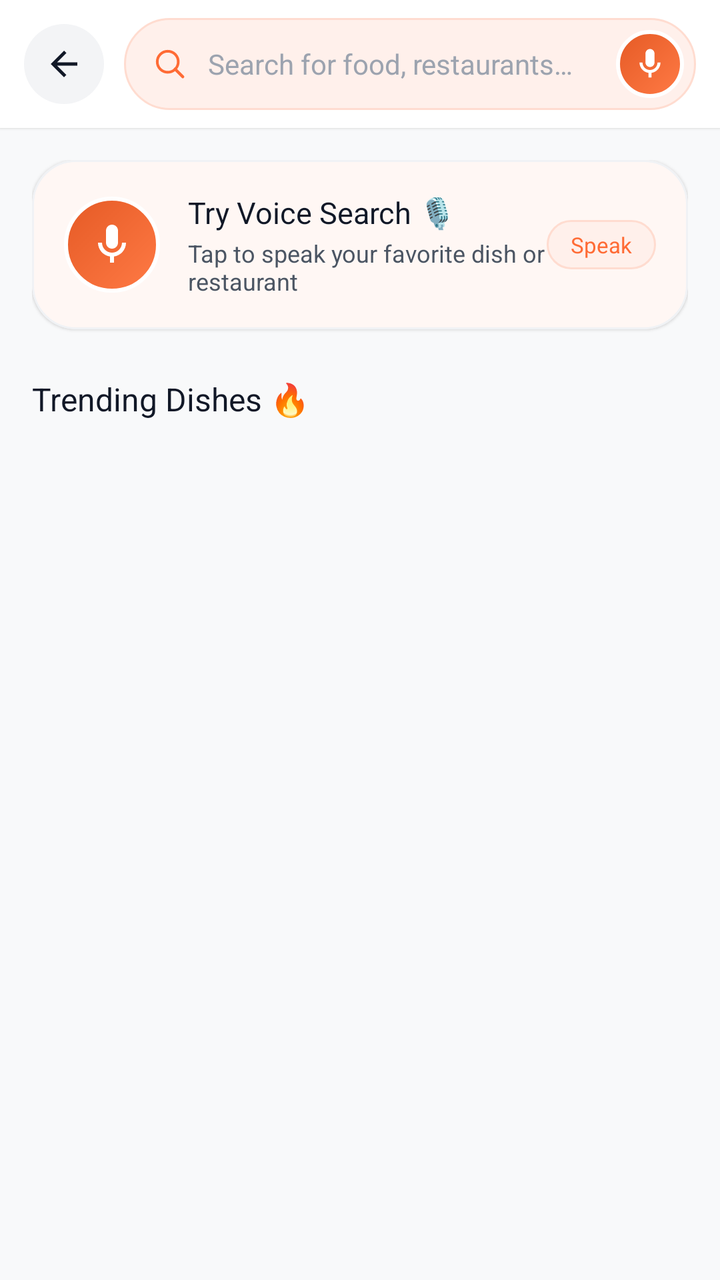
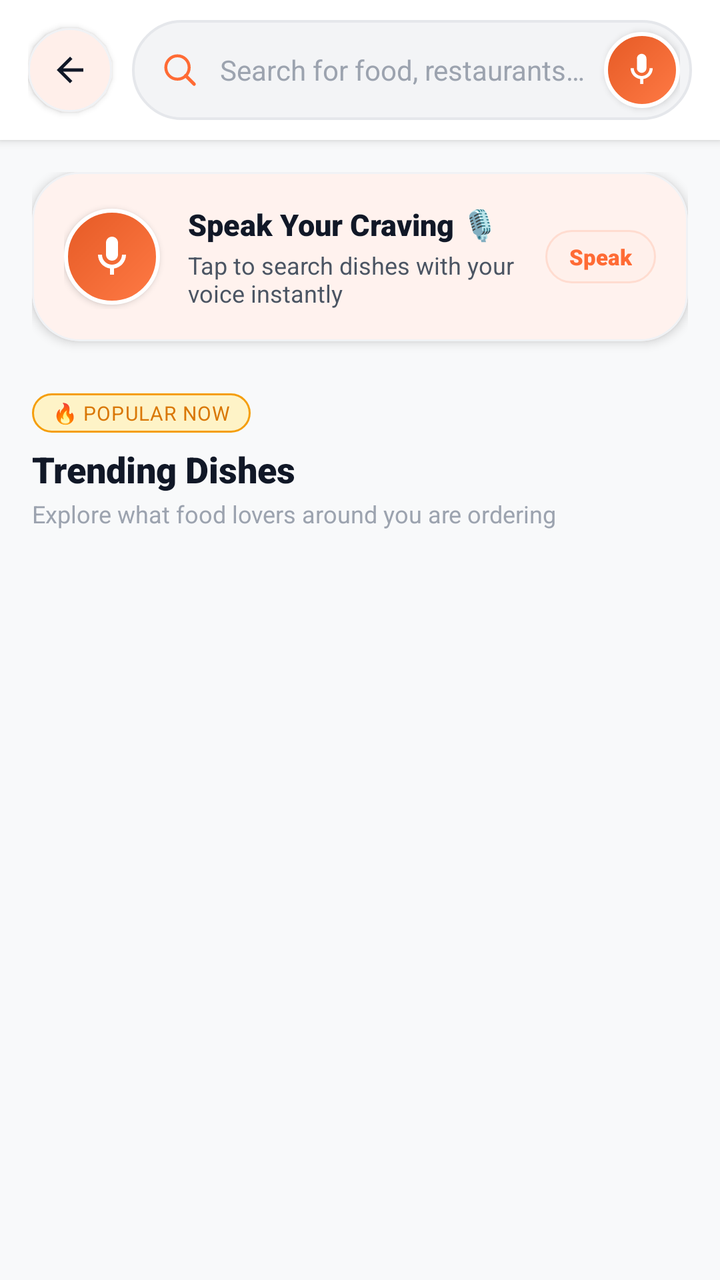

Before-and-after screenshots of an Android layout around one commit, followed by the original layout XML and the change that was made.
<!-- AndroidManifest.xml: application theme Theme.AKRHunger -->
<!-- res/layout/activity_search.xml -->
<?xml version="1.0" encoding="utf-8"?>
<LinearLayout xmlns:android="http://schemas.android.com/apk/res/android"
    xmlns:app="http://schemas.android.com/apk/res-auto"
    android:layout_width="match_parent"
    android:layout_height="match_parent"
    android:background="@color/background"
    android:orientation="vertical">

    
    <LinearLayout
        android:layout_width="match_parent"
        android:layout_height="64dp"
        android:background="@color/surface"
        android:elevation="1dp"
        android:gravity="center_vertical"
        android:orientation="horizontal"
        android:paddingHorizontal="12dp">

        <FrameLayout
            android:id="@+id/btn_back"
            android:layout_width="40dp"
            android:layout_height="40dp"
            android:background="@drawable/bg_icon_circle_gray"
            android:clickable="true"
            android:focusable="true"
            android:foreground="?attr/selectableItemBackgroundBorderless">

            <ImageView
                android:layout_width="20dp"
                android:layout_height="20dp"
                android:layout_gravity="center"
                android:src="@drawable/ic_back"
                app:tint="@color/text_primary" />
        </FrameLayout>

        
        <LinearLayout
            android:layout_width="0dp"
            android:layout_height="46dp"
            android:layout_marginStart="10dp"
            android:layout_weight="1"
            android:background="@drawable/bg_pill_soft"
            android:gravity="center_vertical"
            android:orientation="horizontal"
            android:paddingStart="14dp"
            android:paddingEnd="6dp">

            <ImageView
                android:layout_width="18dp"
                android:layout_height="18dp"
                android:src="@drawable/ic_search"
                app:tint="@color/primary" />

            <EditText
                android:id="@+id/et_search"
                android:layout_width="0dp"
                android:layout_height="match_parent"
                android:layout_marginStart="10dp"
                android:layout_weight="1"
                android:background="@null"
                android:fontFamily="sans-serif"
                android:hint="@string/search_hint"
                android:imeOptions="actionSearch"
                android:inputType="text"
                android:maxLines="1"
                android:textColor="@color/text_primary"
                android:textColorHint="@color/text_hint"
                android:textSize="14sp" />

            
            <ImageView
                android:id="@+id/btn_clear"
                android:layout_width="24dp"
                android:layout_height="24dp"
                android:layout_marginEnd="6dp"
                android:background="?attr/selectableItemBackgroundBorderless"
                android:clickable="true"
                android:focusable="true"
                android:padding="3dp"
                android:src="@drawable/ic_close"
                android:visibility="gone"
                app:tint="@color/text_hint" />

            
            <FrameLayout
                android:id="@+id/btn_voice_search"
                android:layout_width="34dp"
                android:layout_height="34dp"
                android:background="@drawable/bg_voice_mic_button"
                android:clickable="true"
                android:focusable="true"
                android:foreground="?attr/selectableItemBackgroundBorderless">

                <ImageView
                    android:layout_width="18dp"
                    android:layout_height="18dp"
                    android:layout_gravity="center"
                    android:src="@drawable/ic_mic"
                    app:tint="@color/on_primary" />
            </FrameLayout>
        </LinearLayout>
    </LinearLayout>

    <FrameLayout
        android:layout_width="match_parent"
        android:layout_height="match_parent">

        
        <androidx.core.widget.NestedScrollView
            android:id="@+id/layout_suggestions_container"
            android:layout_width="match_parent"
            android:layout_height="match_parent"
            android:clipToPadding="false"
            android:paddingBottom="24dp">

            <LinearLayout
                android:layout_width="match_parent"
                android:layout_height="wrap_content"
                android:orientation="vertical"
                android:padding="16dp">

                
                <com.google.android.material.card.MaterialCardView
                    android:id="@+id/card_voice_banner"
                    android:layout_width="match_parent"
                    android:layout_height="wrap_content"
                    android:clickable="true"
                    android:focusable="true"
                    android:foreground="?attr/selectableItemBackground"
                    app:cardBackgroundColor="@color/surface"
                    app:cardCornerRadius="22dp"
                    app:cardElevation="1dp"
                    app:strokeColor="@color/card_border"
                    app:strokeWidth="1dp">

                    <LinearLayout
                        android:layout_width="match_parent"
                        android:layout_height="wrap_content"
                        android:gravity="center_vertical"
                        android:orientation="horizontal"
                        android:padding="16dp">

                        <FrameLayout
                            android:layout_width="48dp"
                            android:layout_height="48dp"
                            android:background="@drawable/bg_voice_mic_button">

                            <ImageView
                                android:layout_width="24dp"
                                android:layout_height="24dp"
                                android:layout_gravity="center"
                                android:src="@drawable/ic_mic"
                                app:tint="@color/on_primary" />
                        </FrameLayout>

                        <LinearLayout
                            android:layout_width="0dp"
                            android:layout_height="wrap_content"
                            android:layout_marginStart="14dp"
                            android:layout_weight="1"
                            android:orientation="vertical">

                            <TextView
                                android:layout_width="wrap_content"
                                android:layout_height="wrap_content"
                                android:fontFamily="sans-serif-bold"
                                android:text="Try Voice Search 🎙️"
                                android:textColor="@color/text_primary"
                                android:textSize="15sp" />

                            <TextView
                                android:layout_width="wrap_content"
                                android:layout_height="wrap_content"
                                android:layout_marginTop="2dp"
                                android:fontFamily="sans-serif"
                                android:text="Tap to speak your favorite dish or restaurant"
                                android:textColor="@color/text_secondary"
                                android:textSize="12sp" />
                        </LinearLayout>

                        <TextView
                            android:layout_width="wrap_content"
                            android:layout_height="wrap_content"
                            android:background="@drawable/bg_pill_voice_status"
                            android:fontFamily="sans-serif-bold"
                            android:paddingHorizontal="12dp"
                            android:paddingVertical="5dp"
                            android:text="Speak"
                            android:textColor="@color/primary"
                            android:textSize="11sp" />
                    </LinearLayout>
                </com.google.android.material.card.MaterialCardView>

                
                <TextView
                    android:layout_width="wrap_content"
                    android:layout_height="wrap_content"
                    android:layout_marginTop="24dp"
                    android:fontFamily="sans-serif-bold"
                    android:text="Trending Dishes 🔥"
                    android:textColor="@color/text_primary"
                    android:textSize="16sp" />

                <com.google.android.material.chip.ChipGroup
                    android:id="@+id/chip_group_search_trending"
                    android:layout_width="match_parent"
                    android:layout_height="wrap_content"
                    android:layout_marginTop="12dp"
                    app:chipSpacingHorizontal="8dp"
                    app:chipSpacingVertical="8dp" />
            </LinearLayout>
        </androidx.core.widget.NestedScrollView>

        
        <androidx.recyclerview.widget.RecyclerView
            android:id="@+id/rv_results"
            android:layout_width="match_parent"
            android:layout_height="match_parent"
            android:clipToPadding="false"
            android:overScrollMode="never"
            android:padding="8dp"
            android:visibility="gone" />

        
        <LinearLayout
            android:id="@+id/layout_empty_results"
            android:layout_width="match_parent"
            android:layout_height="match_parent"
            android:gravity="center"
            android:orientation="vertical"
            android:padding="32dp"
            android:visibility="gone">

            <FrameLayout
                android:layout_width="88dp"
                android:layout_height="88dp"
                android:background="@drawable/bg_icon_circle_soft">

                <ImageView
                    android:layout_width="40dp"
                    android:layout_height="40dp"
                    android:layout_gravity="center"
                    android:src="@drawable/ic_search"
                    app:tint="@color/primary" />
            </FrameLayout>

            <TextView
                android:id="@+id/tv_empty_title"
                android:layout_width="wrap_content"
                android:layout_height="wrap_content"
                android:layout_marginTop="18dp"
                android:fontFamily="sans-serif-bold"
                android:text="No items found"
                android:textColor="@color/text_primary"
                android:textSize="18sp" />

            <TextView
                android:layout_width="wrap_content"
                android:layout_height="wrap_content"
                android:layout_marginTop="6dp"
                android:gravity="center"
                android:lineSpacingExtra="2dp"
                android:text="We couldn't find any dishes matching your query. Try another search or speak your craving."
                android:textColor="@color/text_hint"
                android:textSize="13sp" />
        </LinearLayout>
    </FrameLayout>
</LinearLayout>
<!-- resources referenced by this layout -->
<resources>
  <!-- drawable bg_icon_circle_gray (drawable) -->
  <?xml version="1.0" encoding="utf-8"?>
  <shape xmlns:android="http://schemas.android.com/apk/res/android"
      android:shape="oval">
      <solid android:color="@color/surface_variant" />
  </shape>
  <!-- drawable bg_pill_soft (drawable) -->
  <?xml version="1.0" encoding="utf-8"?>
  <ripple xmlns:android="http://schemas.android.com/apk/res/android"
      android:color="@color/primary_15">
      <item>
          <shape android:shape="rectangle">
              <corners android:radius="999dp" />
              <solid android:color="@color/primary_tint" />
              <stroke android:width="1dp" android:color="@color/primary_tint_border" />
          </shape>
      </item>
  </ripple>
  <!-- drawable ic_close (drawable) -->
  <vector xmlns:android="http://schemas.android.com/apk/res/android"
      android:width="24dp"
      android:height="24dp"
      android:viewportWidth="24"
      android:viewportHeight="24">
      <path
          android:fillColor="#FFFFFFFF"
          android:pathData="M19,6.41L17.59,5 12,10.59 6.41,5 5,6.41 10.59,12 5,17.59 6.41,19 12,13.41 17.59,19 19,17.59 13.41,12z" />
  </vector>
  <style name="ThemeOverlay.AKR.MaterialAlertDialog" parent="ThemeOverlay.Material3.MaterialAlertDialog">
          <item name="shapeAppearance">@style/ShapeAppearance.AKR.Dialog</item>
          <item name="shapeAppearanceOverlay">@style/ShapeAppearance.AKR.Dialog</item>
          <item name="colorSurface">@color/surface</item>
          <item name="android:backgroundDimAmount">0.5</item>
      </style>
  <!-- unchanged entries left out for length: 28 -->
</resources>

<!-- the commit's change to res/layout/activity_search.xml (unified diff, before → after) -->
@@ -9,21 +9,27 @@
     
     <LinearLayout
         android:layout_width="match_parent"
-        android:layout_height="64dp"
+        android:layout_height="wrap_content"
         android:background="@color/surface"
-        android:elevation="1dp"
+        android:elevation="3dp"
         android:gravity="center_vertical"
         android:orientation="horizontal"
-        android:paddingHorizontal="12dp">
-
-        <FrameLayout
+        android:paddingHorizontal="14dp"
+        android:paddingTop="10dp"
+        android:paddingBottom="10dp">
+
+        
+        <com.google.android.material.card.MaterialCardView
             android:id="@+id/btn_back"
-            android:layout_width="40dp"
-            android:layout_height="40dp"
-            android:background="@drawable/bg_icon_circle_gray"
+            android:layout_width="42dp"
+            android:layout_height="42dp"
             android:clickable="true"
             android:focusable="true"
-            android:foreground="?attr/selectableItemBackgroundBorderless">
+            app:cardBackgroundColor="@color/surface"
+            app:cardCornerRadius="21dp"
+            app:cardElevation="2dp"
+            app:strokeColor="@color/card_border"
+            app:strokeWidth="1dp">
 
             <ImageView
                 android:layout_width="20dp"
@@ -31,23 +37,23 @@
                 android:layout_gravity="center"
                 android:src="@drawable/ic_back"
                 app:tint="@color/text_primary" />
-        </FrameLayout>
+        </com.google.android.material.card.MaterialCardView>
 
         
         <LinearLayout
             android:layout_width="0dp"
-            android:layout_height="46dp"
+            android:layout_height="50dp"
             android:layout_marginStart="10dp"
             android:layout_weight="1"
-            android:background="@drawable/bg_pill_soft"
+            android:background="@drawable/bg_search_input_modern"
             android:gravity="center_vertical"
             android:orientation="horizontal"
             android:paddingStart="14dp"
             android:paddingEnd="6dp">
 
             <ImageView
-                android:layout_width="18dp"
-                android:layout_height="18dp"
+                android:layout_width="20dp"
+                android:layout_height="20dp"
                 android:src="@drawable/ic_search"
                 app:tint="@color/primary" />
 
@@ -70,13 +76,13 @@
             
             <ImageView
                 android:id="@+id/btn_clear"
-                android:layout_width="24dp"
-                android:layout_height="24dp"
+                android:layout_width="26dp"
+                android:layout_height="26dp"
                 android:layout_marginEnd="6dp"
                 android:background="?attr/selectableItemBackgroundBorderless"
                 android:clickable="true"
                 android:focusable="true"
-                android:padding="3dp"
+                android:padding="4dp"
                 android:src="@drawable/ic_close"
                 android:visibility="gone"
                 app:tint="@color/text_hint" />
@@ -84,16 +90,17 @@
             
             <FrameLayout
                 android:id="@+id/btn_voice_search"
-                android:layout_width="34dp"
-                android:layout_height="34dp"
+                android:layout_width="38dp"
+                android:layout_height="38dp"
                 android:background="@drawable/bg_voice_mic_button"
                 android:clickable="true"
+                android:elevation="2dp"
                 android:focusable="true"
                 android:foreground="?attr/selectableItemBackgroundBorderless">
 
                 <ImageView
-                    android:layout_width="18dp"
-                    android:layout_height="18dp"
+                    android:layout_width="19dp"
+                    android:layout_height="19dp"
                     android:layout_gravity="center"
                     android:src="@drawable/ic_mic"
                     app:tint="@color/on_primary" />
@@ -101,6 +108,87 @@
         </LinearLayout>
     </LinearLayout>
 
+    
+    <HorizontalScrollView
+        android:id="@+id/scroll_filter_bar"
+        android:layout_width="match_parent"
+        android:layout_height="wrap_content"
+        android:background="@color/surface"
+        android:clipToPadding="false"
+        android:overScrollMode="never"
+        android:paddingHorizontal="16dp"
+        android:paddingTop="6dp"
+        android:paddingBottom="10dp"
+        android:scrollbars="none"
+        android:visibility="gone">
+
+        <LinearLayout
+            android:layout_width="wrap_content"
+            android:layout_height="wrap_content"
+            android:gravity="center_vertical"
+            android:orientation="horizontal">
+
+            <com.google.android.material.chip.Chip
+                android:id="@+id/chip_filter_veg"
+                style="@style/Widget.AKR.Chip"
+                android:layout_width="wrap_content"
+                android:layout_height="wrap_content"
+                android:layout_marginEnd="8dp"
+                android:fontFamily="sans-serif-bold"
+                android:text="🌱 Veg Only"
+                android:textSize="12sp"
+                app:chipStrokeColor="@color/card_border"
+                app:chipStrokeWidth="1dp" />
+
+            <com.google.android.material.chip.Chip
+                android:id="@+id/chip_filter_nonveg"
+                style="@style/Widget.AKR.Chip"
+                android:layout_width="wrap_content"
+                android:layout_height="wrap_content"
+                android:layout_marginEnd="8dp"
+                android:fontFamily="sans-serif-bold"
+                android:text="🍗 Non-Veg"
+                android:textSize="12sp"
+                app:chipStrokeColor="@color/card_border"
+                app:chipStrokeWidth="1dp" />
+
+            <com.google.android.material.chip.Chip
+                android:id="@+id/chip_filter_rating"
+                style="@style/Widget.AKR.Chip"
+                android:layout_width="wrap_content"
+                android:layout_height="wrap_content"
+                android:layout_marginEnd="8dp"
+                android:fontFamily="sans-serif-bold"
+                android:text="⭐ 4.0+ Rated"
+                android:textSize="12sp"
+                app:chipStrokeColor="@color/card_border"
+                app:chipStrokeWidth="1dp" />
+
+            <com.google.android.material.chip.Chip
+                android:id="@+id/chip_sort_price_asc"
+                style="@style/Widget.AKR.Chip"
+                android:layout_width="wrap_content"
+                android:layout_height="wrap_content"
+                android:layout_marginEnd="8dp"
+                android:fontFamily="sans-serif-bold"
+                android:text="₹ Price: Low to High"
+                android:textSize="12sp"
+                app:chipStrokeColor="@color/card_border"
+                app:chipStrokeWidth="1dp" />
+
+            <com.google.android.material.chip.Chip
+                android:id="@+id/chip_sort_price_desc"
+                style="@style/Widget.AKR.Chip"
+                android:layout_width="wrap_content"
+                android:layout_height="wrap_content"
+                android:fontFamily="sans-serif-bold"
+                android:text="₹ Price: High to Low"
+                android:textSize="12sp"
+                app:chipStrokeColor="@color/card_border"
+                app:chipStrokeWidth="1dp" />
+        </LinearLayout>
+    </HorizontalScrollView>
+
     <FrameLayout
         android:layout_width="match_parent"
         android:layout_height="match_parent">
@@ -111,13 +199,15 @@
             android:layout_width="match_parent"
             android:layout_height="match_parent"
             android:clipToPadding="false"
-            android:paddingBottom="24dp">
+            android:overScrollMode="never"
+            android:paddingBottom="28dp">
 
             <LinearLayout
                 android:layout_width="match_parent"
                 android:layout_height="wrap_content"
                 android:orientation="vertical"
-                android:padding="16dp">
+                android:paddingHorizontal="16dp"
+                android:paddingTop="16dp">
 
                 
                 <com.google.android.material.card.MaterialCardView
@@ -128,8 +218,8 @@
                     android:focusable="true"
                     android:foreground="?attr/selectableItemBackground"
                     app:cardBackgroundColor="@color/surface"
-                    app:cardCornerRadius="22dp"
-                    app:cardElevation="1dp"
+                    app:cardCornerRadius="24dp"
+                    app:cardElevation="3dp"
                     app:strokeColor="@color/card_border"
                     app:strokeWidth="1dp">
 
@@ -143,7 +233,8 @@
                         <FrameLayout
                             android:layout_width="48dp"
                             android:layout_height="48dp"
-                            android:background="@drawable/bg_voice_mic_button">
+                            android:background="@drawable/bg_voice_mic_button"
+                            android:elevation="2dp">
 
                             <ImageView
                                 android:layout_width="24dp"
@@ -163,8 +254,8 @@
                             <TextView
                                 android:layout_width="wrap_content"
                                 android:layout_height="wrap_content"
-                                android:fontFamily="sans-serif-bold"
-                                android:text="Try Voice Search 🎙️"
+                                android:fontFamily="sans-serif-black"
+                                android:text="Speak Your Craving 🎙️"
                                 android:textColor="@color/text_primary"
                                 android:textSize="15sp" />
 
@@ -173,7 +264,7 @@
                                 android:layout_height="wrap_content"
                                 android:layout_marginTop="2dp"
                                 android:fontFamily="sans-serif"
-                                android:text="Tap to speak your favorite dish or restaurant"
+                                android:text="Tap to search dishes with your voice instantly"
                                 android:textColor="@color/text_secondary"
                                 android:textSize="12sp" />
                         </LinearLayout>
@@ -182,9 +273,9 @@
                             android:layout_width="wrap_content"
                             android:layout_height="wrap_content"
                             android:background="@drawable/bg_pill_voice_status"
-                            android:fontFamily="sans-serif-bold"
+                            android:fontFamily="sans-serif-black"
                             android:paddingHorizontal="12dp"
-                            android:paddingVertical="5dp"
+                            android:paddingVertical="6dp"
                             android:text="Speak"
                             android:textColor="@color/primary"
                             android:textSize="11sp" />
@@ -192,22 +283,50 @@
                 </com.google.android.material.card.MaterialCardView>
 
                 
-                <TextView
-                    android:layout_width="wrap_content"
-                    android:layout_height="wrap_content"
-                    android:layout_marginTop="24dp"
-                    android:fontFamily="sans-serif-bold"
-                    android:text="Trending Dishes 🔥"
-                    android:textColor="@color/text_primary"
-                    android:textSize="16sp" />
-
-                <com.google.android.material.chip.ChipGroup
-                    android:id="@+id/chip_group_search_trending"
+                <LinearLayout
                     android:layout_width="match_parent"
                     android:layout_height="wrap_content"
-                    android:layout_marginTop="12dp"
-                    app:chipSpacingHorizontal="8dp"
-                    app:chipSpacingVertical="8dp" />
+                    android:layout_marginTop="26dp"
+                    android:orientation="vertical">
+
+                    <TextView
+                        android:layout_width="wrap_content"
+                        android:layout_height="wrap_content"
+                        android:background="@drawable/bg_pill_amber_soft"
+                        android:fontFamily="sans-serif-bold"
+                        android:letterSpacing="0.04"
+                        android:paddingHorizontal="10dp"
+                        android:paddingVertical="3dp"
+                        android:text="🔥 POPULAR NOW"
+                        android:textColor="#D97706"
+                        android:textSize="10sp" />
+
+                    <TextView
+                        android:layout_width="wrap_content"
+                        android:layout_height="wrap_content"
+                        android:layout_marginTop="6dp"
+                        android:fontFamily="sans-serif-black"
+                        android:text="Trending Dishes"
+                        android:textColor="@color/text_primary"
+                        android:textSize="18sp" />
+
+                    <TextView
+                        android:layout_width="wrap_content"
+                        android:layout_height="wrap_content"
+                        android:layout_marginTop="2dp"
+                        android:fontFamily="sans-serif"
+                        android:text="Explore what food lovers around you are ordering"
+                        android:textColor="@color/text_hint"
+                        android:textSize="12sp" />
+
+                    <com.google.android.material.chip.ChipGroup
+                        android:id="@+id/chip_group_search_trending"
+                        android:layout_width="match_parent"
+                        android:layout_height="wrap_content"
+                        android:layout_marginTop="14dp"
+                        app:chipSpacingHorizontal="8dp"
+                        app:chipSpacingVertical="8dp" />
+                </LinearLayout>
             </LinearLayout>
         </androidx.core.widget.NestedScrollView>
 
@@ -218,7 +337,9 @@
             android:layout_height="match_parent"
             android:clipToPadding="false"
             android:overScrollMode="never"
-            android:padding="8dp"
+            android:paddingHorizontal="10dp"
+            android:paddingTop="10dp"
+            android:paddingBottom="24dp"
             android:visibility="gone" />
 
         
@@ -228,17 +349,17 @@
             android:layout_height="match_parent"
             android:gravity="center"
             android:orientation="vertical"
-            android:padding="32dp"
+            android:paddingHorizontal="32dp"
             android:visibility="gone">
 
             <FrameLayout
-                android:layout_width="88dp"
-                android:layout_height="88dp"
+                android:layout_width="92dp"
+                android:layout_height="92dp"
                 android:background="@drawable/bg_icon_circle_soft">
 
                 <ImageView
-                    android:layout_width="40dp"
-                    android:layout_height="40dp"
+                    android:layout_width="42dp"
+                    android:layout_height="42dp"
                     android:layout_gravity="center"
                     android:src="@drawable/ic_search"
                     app:tint="@color/primary" />
@@ -249,8 +370,8 @@
                 android:layout_width="wrap_content"
                 android:layout_height="wrap_content"
                 android:layout_marginTop="18dp"
-                android:fontFamily="sans-serif-bold"
-                android:text="No items found"
+                android:fontFamily="sans-serif-black"
+                android:text="No Items Found"
                 android:textColor="@color/text_primary"
                 android:textSize="18sp" />
 
@@ -259,7 +380,7 @@
                 android:layout_height="wrap_content"
                 android:layout_marginTop="6dp"
                 android:gravity="center"
-                android:lineSpacingExtra="2dp"
+                android:lineSpacingExtra="3dp"
                 android:text="We couldn't find any dishes matching your query. Try another search or speak your craving."
                 android:textColor="@color/text_hint"
                 android:textSize="13sp" />
<!-- resource entries referenced after the edit -->
@@ -1,39 +1,88 @@
 <!-- resources referenced by this layout -->
 <resources>
-  <!-- drawable bg_icon_circle_gray (drawable) -->
+  <!-- drawable bg_pill_amber_soft (drawable) -->
   <?xml version="1.0" encoding="utf-8"?>
   <shape xmlns:android="http://schemas.android.com/apk/res/android"
-      android:shape="oval">
-      <solid android:color="@color/surface_variant" />
+      android:shape="rectangle">
+      <corners android:radius="999dp" />
+      <solid android:color="@color/warning_light" />
+      <stroke android:width="1dp" android:color="@color/warning" />
   </shape>
-  <!-- drawable bg_pill_soft (drawable) -->
+  <!-- drawable bg_search_input_modern (drawable) -->
   <?xml version="1.0" encoding="utf-8"?>
   <ripple xmlns:android="http://schemas.android.com/apk/res/android"
       android:color="@color/primary_15">
       <item>
           <shape android:shape="rectangle">
-              <corners android:radius="999dp" />
-              <solid android:color="@color/primary_tint" />
-              <stroke android:width="1dp" android:color="@color/primary_tint_border" />
+              <corners android:radius="26dp" />
+              <solid android:color="@color/surface_variant" />
+              <stroke
+                  android:width="1.2dp"
+                  android:color="@color/divider_hairline" />
           </shape>
       </item>
   </ripple>
   <!-- drawable ic_close (drawable) -->
   <vector xmlns:android="http://schemas.android.com/apk/res/android"
-      android:width="24dp"
-      android:height="24dp"
-      android:viewportWidth="24"
-      android:viewportHeight="24">
-      <path
-          android:fillColor="#FFFFFFFF"
-          android:pathData="M19,6.41L17.59,5 12,10.59 6.41,5 5,6.41 10.59,12 5,17.59 6.41,19 12,13.41 17.59,19 19,17.59 13.41,12z" />
+      android:width="24dp" android:height="24dp"
+      android:viewportWidth="24" android:viewportHeight="24">
+      <path android:fillColor="@android:color/transparent"
+          android:pathData="M18,6L6,18M6,6l12,12"
+          android:strokeColor="#666" android:strokeWidth="2"
+          android:strokeLineCap="round" android:strokeLineJoin="round" />
   </vector>
+  <style name="Widget.AKR.Chip" parent="Widget.Material3.Chip.Filter">
+          <item name="chipCornerRadius">20dp</item>
+          <item name="chipBackgroundColor">@color/surface_variant</item>
+          <item name="checkedIconEnabled">false</item>
+      </style>
+  <color name="warning_light">#FEF3C7</color>
+  <color name="warning">#F59E0B</color>
+  <color name="divider_hairline">#E5E7EB</color>
   <style name="ThemeOverlay.AKR.MaterialAlertDialog" parent="ThemeOverlay.Material3.MaterialAlertDialog">
           <item name="shapeAppearance">@style/ShapeAppearance.AKR.Dialog</item>
           <item name="shapeAppearanceOverlay">@style/ShapeAppearance.AKR.Dialog</item>
           <item name="colorSurface">@color/surface</item>
-          <item name="android:backgroundDimAmount">0.5</item>
+          <item name="android:backgroundDimAmount">0.55</item>
+          <item name="materialAlertDialogTitleTextStyle">@style/TextAppearance.AKR.Dialog.Title</item>
+          <item name="materialAlertDialogBodyTextStyle">@style/TextAppearance.AKR.Dialog.Body</item>
+          <item name="buttonBarPositiveButtonStyle">@style/Widget.AKR.Dialog.Button.Positive</item>
+          <item name="buttonBarNegativeButtonStyle">@style/Widget.AKR.Dialog.Button.Negative</item>
+          <item name="buttonBarNeutralButtonStyle">@style/Widget.AKR.Dialog.Button.Neutral</item>
       </style>
+  <style name="TextAppearance.AKR.Dialog.Title" parent="MaterialAlertDialog.Material3.Title.Text">
+          <item name="android:textColor">@color/text_primary</item>
+          <item name="android:textSize">19sp</item>
+          <item name="android:fontFamily">sans-serif-black</item>
+      </style>
+  <style name="TextAppearance.AKR.Dialog.Body" parent="MaterialAlertDialog.Material3.Body.Text">
+          <item name="android:textColor">@color/text_secondary</item>
+          <item name="android:textSize">14sp</item>
+          <item name="android:fontFamily">sans-serif</item>
+          <item name="android:lineSpacingMultiplier">1.3</item>
+      </style>
+  <style name="Widget.AKR.Dialog.Button.Positive" parent="Widget.Material3.Button.TextButton.Dialog">
+          <item name="android:textColor">@color/primary</item>
+          <item name="android:fontFamily">sans-serif-bold</item>
+          <item name="android:textSize">13.5sp</item>
+          <item name="android:textAllCaps">false</item>
+          <item name="cornerRadius">18dp</item>
+      </style>
+  <style name="Widget.AKR.Dialog.Button.Negative" parent="Widget.Material3.Button.TextButton.Dialog">
+          <item name="android:textColor">@color/text_secondary</item>
+          <item name="android:fontFamily">sans-serif-medium</item>
+          <item name="android:textSize">13.5sp</item>
+          <item name="android:textAllCaps">false</item>
+          <item name="cornerRadius">18dp</item>
+      </style>
+  <style name="Widget.AKR.Dialog.Button.Neutral" parent="Widget.Material3.Button.TextButton.Dialog">
+          <item name="android:textColor">@color/info</item>
+          <item name="android:fontFamily">sans-serif-bold</item>
+          <item name="android:textSize">13.5sp</item>
+          <item name="android:textAllCaps">false</item>
+          <item name="cornerRadius">18dp</item>
+      </style>
+  <color name="info">#3B82F6</color>
   <!-- unchanged entries left out for length: 28 -->
 </resources>
 
